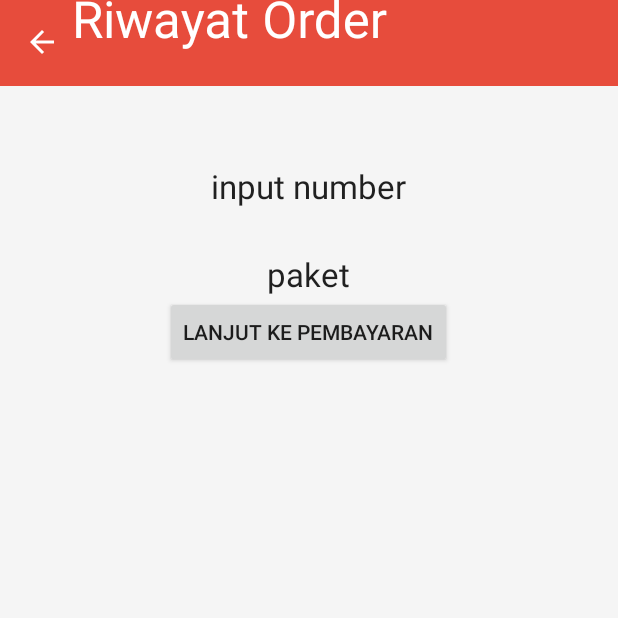
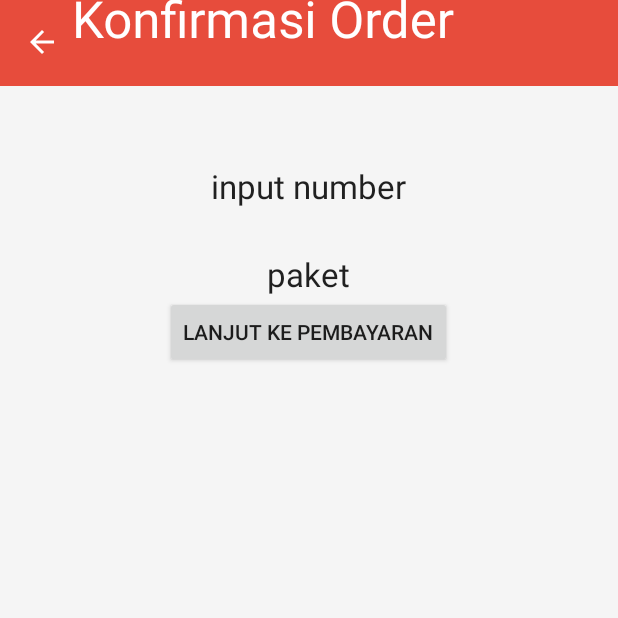
Before and after one commit to whegreen/limakilo, an Android app: the ConfirmOrderActivity screen opened directly, with no data from a screen before it, on a phone screen of 412 x 824 dp, the top half of it. Run offline under Robolectric (Android 15) with nearby library versions, the phone set to English and light mode, and no system bars.

Commit message:
add konfirmasi order

```diff
--- a/app/src/main/java/com/limakilogram/www/bawang/ui/confirmorder/ConfirmOrderActivity.java
+++ b/app/src/main/java/com/limakilogram/www/bawang/ui/confirmorder/ConfirmOrderActivity.java
@@ -47,7 +47,7 @@ public class ConfirmOrderActivity extends AppCompatActivity {
 
         CollapsingToolbarLayout collapsingToolbar =
                 (CollapsingToolbarLayout) findViewById(R.id.collapsing_toolbar);
-        collapsingToolbar.setTitle("Riwayat Order");
+        collapsingToolbar.setTitle("Konfirmasi Order");
 
     }
 
```
